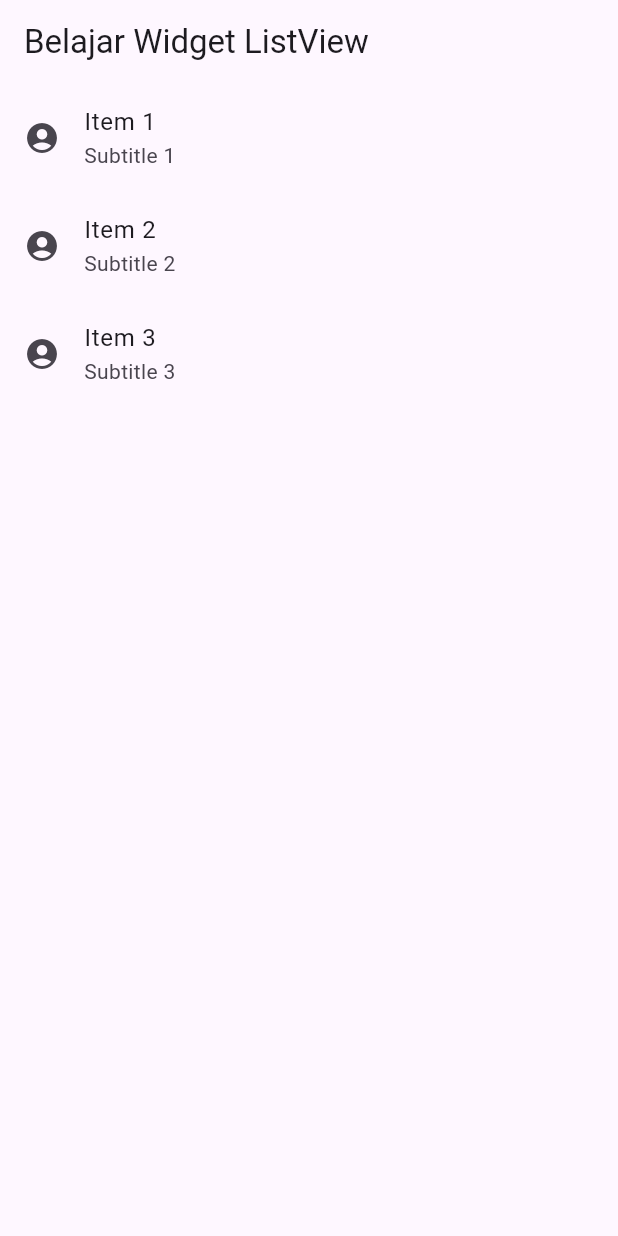
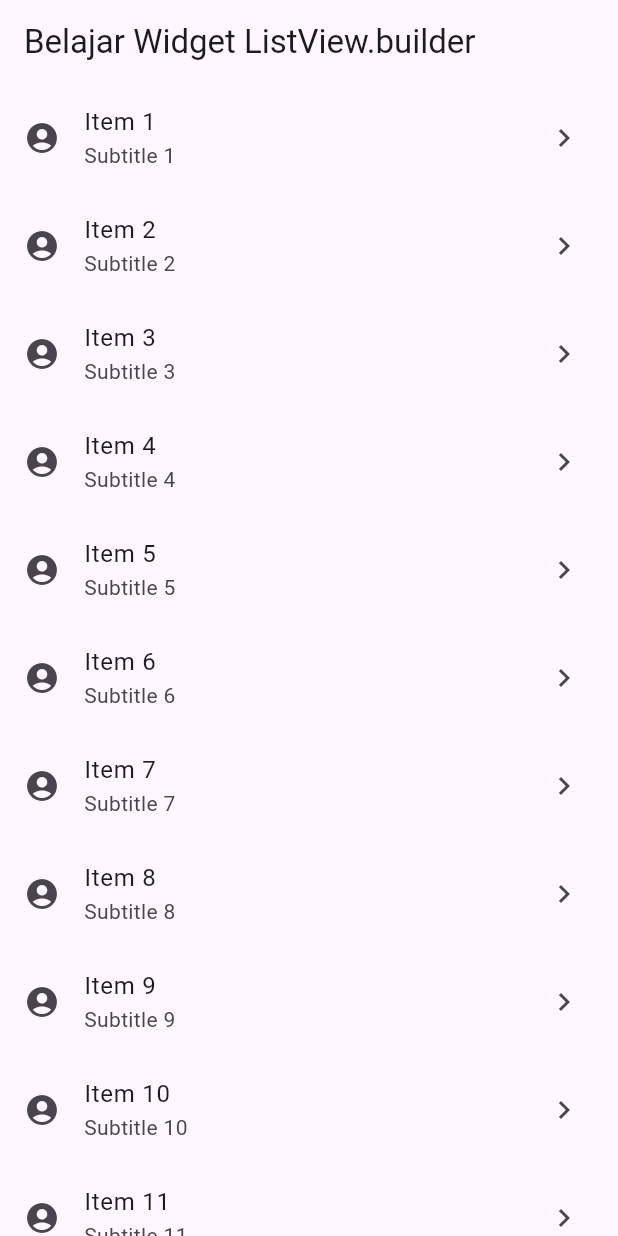
Before and after one commit to fauzan2720/learn-widget-flutter, a Flutter app: the screen it shows after launch, on a phone screen of 412 x 824 dp. Run offline on Flutter 3.47's test engine with Material 3 defaults, Android fonts, the phone set to English and light mode, and no system bars.

Commit message:
widget listview builder

```diff
--- /dev/null
+++ b/lib/day1/multi-widget/listview_builder.dart
@@ -0,0 +1,34 @@
+import 'package:flutter/material.dart';
+
+class ListViewBuilderWidget extends StatelessWidget {
+  const ListViewBuilderWidget({super.key});
+
+  @override
+  Widget build(BuildContext context) {
+    return Scaffold(
+      appBar: AppBar(
+        title: const Text('Belajar Widget ListView.builder'),
+      ),
+      body: ListView.builder(
+        /**
+         * ListView.builder = Widget untuk menampilkan daftar item secara dinamis
+         * itemCount = jumlah total item dalam daftar
+         * itemBuilder = builder function untuk membuat setiap item dalam daftar
+         */
+        itemCount: 15,
+        itemBuilder: (BuildContext context, int index) {
+          final item = index + 1;
+          return ListTile(
+            title: Text('Item $item'),
+            subtitle: Text('Subtitle $item'),
+            leading: const Icon(Icons.account_circle),
+            trailing: const Icon(Icons.chevron_right),
+            onTap: () {
+              debugPrint('item $item selected');
+            },
+          );
+        },
+      ),
+    );
+  }
+}
--- a/lib/main.dart
+++ b/lib/main.dart
@@ -1,5 +1,5 @@
 import 'package:flutter/material.dart';
-import 'package:learn_flutter/day1/multi-widget/listview.dart';
+import 'package:learn_flutter/day1/multi-widget/listview_builder.dart';
 
 void main() {
   runApp(const MyApp());
@@ -16,7 +16,7 @@ class MyApp extends StatelessWidget {
         colorScheme: ColorScheme.fromSeed(seedColor: Colors.deepPurple),
         useMaterial3: true,
       ),
-      home: const ListViewWidget(),
+      home: const ListViewBuilderWidget(),
     );
   }
 }
```
Also changed, not shown: lib/day1/multi-widget/listview_buildart.dart (deleted).
